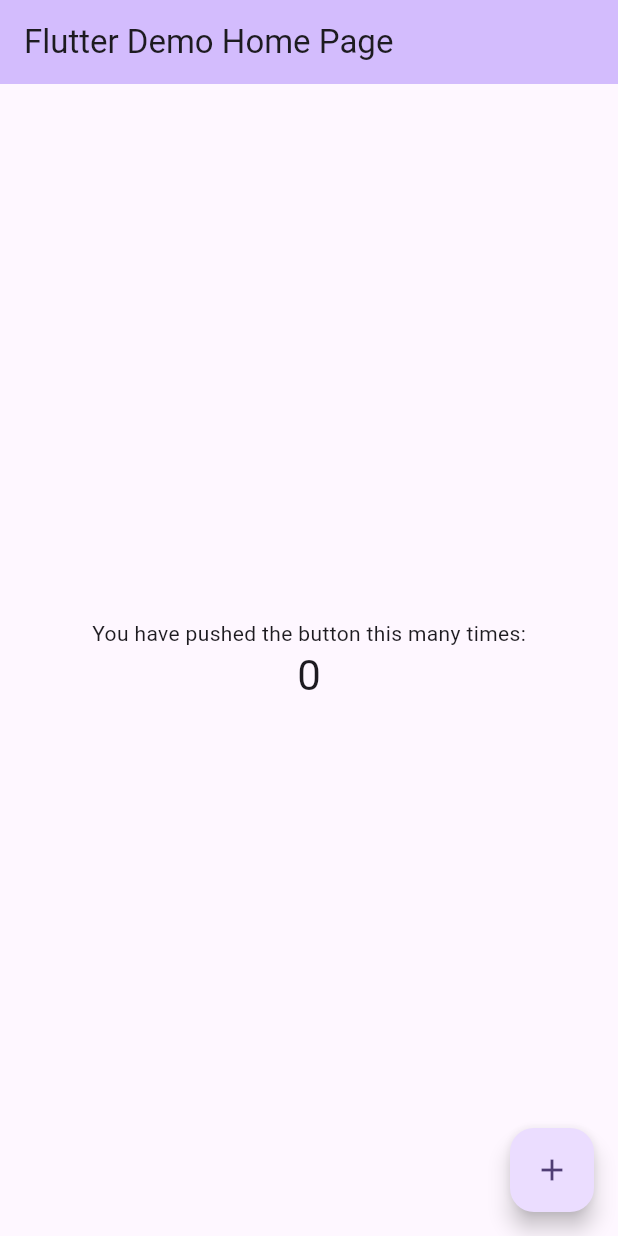
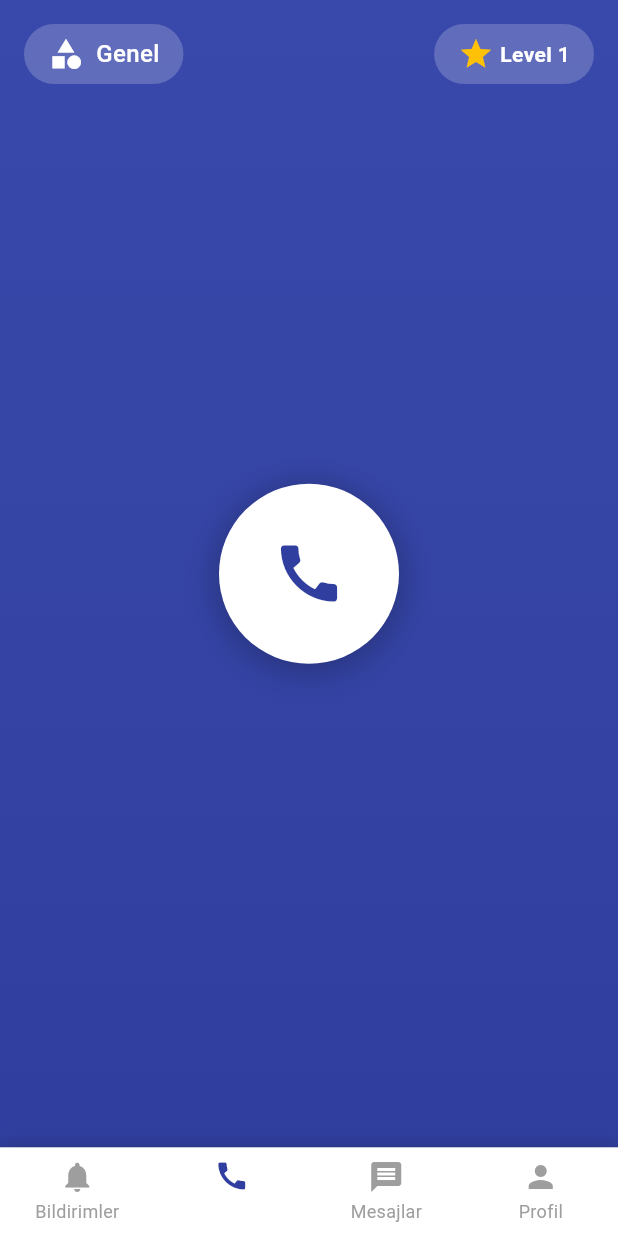
Before and after one commit to dogukantokgoz/random_match_mobile_app, a Flutter app: the screen it shows after launch, on a phone screen of 412 x 824 dp. Run offline on Flutter 3.47's test engine with Material 3 defaults, Android fonts, the phone set to English and light mode, and no system bars.

Commit message:
Add main call screen with navigation bar and UI elements

```diff
--- a/lib/main.dart
+++ b/lib/main.dart
@@ -1,4 +1,5 @@
 import 'package:flutter/material.dart';
+import 'screens/call_screen.dart';
 
 void main() {
   runApp(const MyApp());
@@ -11,7 +12,7 @@
   @override
   Widget build(BuildContext context) {
     return MaterialApp(
-      title: 'Flutter Demo',
+      title: 'Random Match',
       theme: ThemeData(
         // This is the theme of your application.
         //
@@ -28,10 +29,10 @@
         //
         // This works for code too, not just values: Most code changes can be
         // tested with just a hot reload.
-        colorScheme: ColorScheme.fromSeed(seedColor: Colors.deepPurple),
+        colorScheme: ColorScheme.fromSeed(seedColor: Colors.blue),
         useMaterial3: true,
       ),
-      home: const MyHomePage(title: 'Flutter Demo Home Page'),
+      home: const CallScreen(),
     );
   }
 }
--- /dev/null
+++ b/lib/screens/call_screen.dart
@@ -0,0 +1,166 @@
+import 'package:flutter/material.dart';
+
+class CallScreen extends StatefulWidget {
+  const CallScreen({super.key});
+
+  @override
+  State<CallScreen> createState() => _CallScreenState();
+}
+
+class _CallScreenState extends State<CallScreen> {
+  int _selectedIndex = 1; // Ana sayfa seçili olarak başlayacak
+
+  void _onItemTapped(int index) {
+    setState(() {
+      _selectedIndex = index;
+    });
+  }
+
+  @override
+  Widget build(BuildContext context) {
+    return Scaffold(
+      body: Container(
+        decoration: BoxDecoration(
+          gradient: LinearGradient(
+            begin: Alignment.topCenter,
+            end: Alignment.bottomCenter,
+            colors: [
+              Colors.indigo[600]!,
+              Colors.indigo[700]!,
+            ],
+          ),
+        ),
+        child: SafeArea(
+          child: Stack(
+            children: [
+              // Categories Button (Top Left)
+              Positioned(
+                left: 16,
+                top: 16,
+                child: Container(
+                  padding: const EdgeInsets.symmetric(horizontal: 16, vertical: 8),
+                  decoration: BoxDecoration(
+                    color: Colors.white.withOpacity(0.2),
+                    borderRadius: BorderRadius.circular(20),
+                  ),
+                  child: Row(
+                    mainAxisSize: MainAxisSize.min,
+                    children: [
+                      const Icon(
+                        Icons.category,
+                        color: Colors.white,
+                      ),
+                      const SizedBox(width: 8),
+                      const Text(
+                        'Genel',
+                        style: TextStyle(
+                          color: Colors.white,
+                          fontSize: 16,
+                          fontWeight: FontWeight.w500,
+                        ),
+                      ),
+                    ],
+                  ),
+                ),
+              ),
+
+              // Level Display (Top Right)
+              Positioned(
+                right: 16,
+                top: 16,
+                child: Container(
+                  padding: const EdgeInsets.symmetric(horizontal: 16, vertical: 8),
+                  decoration: BoxDecoration(
+                    color: Colors.white.withOpacity(0.2),
+                    borderRadius: BorderRadius.circular(20),
+                  ),
+                  child: const Row(
+                    mainAxisSize: MainAxisSize.min,
+                    children: [
+                      Icon(Icons.star, color: Colors.amber),
+                      SizedBox(width: 4),
+                      Text(
+                        'Level 1',
+                        style: TextStyle(
+                          color: Colors.white,
+                          fontWeight: FontWeight.bold,
+                        ),
+                      ),
+                    ],
+                  ),
+                ),
+              ),
+
+              // Center Call Button
+              Center(
+                child: GestureDetector(
+                  onTap: () {
+                    // TODO: Implement call functionality
+                  },
+                  child: Container(
+                    width: 120,
+                    height: 120,
+                    decoration: BoxDecoration(
+                      shape: BoxShape.circle,
+                      color: Colors.white,
+                      boxShadow: [
+                        BoxShadow(
+                          color: Colors.black.withOpacity(0.2),
+                          spreadRadius: 5,
+                          blurRadius: 15,
+                          offset: const Offset(0, 3),
+                        ),
+                      ],
+                    ),
+                    child: Icon(
+                      Icons.call,
+                      size: 50,
+                      color: Colors.indigo[700],
+                    ),
+                  ),
+                ),
+              ),
+            ],
+          ),
+        ),
+      ),
+      bottomNavigationBar: Container(
+        decoration: BoxDecoration(
+          boxShadow: [
+            BoxShadow(
+              color: Colors.black.withOpacity(0.1),
+              blurRadius: 10,
+              offset: const Offset(0, -5),
+            ),
+          ],
+        ),
+        child: BottomNavigationBar(
+          items: const <BottomNavigationBarItem>[
+            BottomNavigationBarItem(
+              icon: Icon(Icons.notifications),
+              label: 'Bildirimler',
+            ),
+            BottomNavigationBarItem(
+              icon: Icon(Icons.call),
+              label: '',
+            ),
+            BottomNavigationBarItem(
+              icon: Icon(Icons.message),
+              label: 'Mesajlar',
+            ),
+            BottomNavigationBarItem(
+              icon: Icon(Icons.person),
+              label: 'Profil',
+            ),
+          ],
+          currentIndex: _selectedIndex,
+          selectedItemColor: Colors.indigo[700],
+          unselectedItemColor: Colors.grey,
+          onTap: _onItemTapped,
+          type: BottomNavigationBarType.fixed,
+          backgroundColor: Colors.white,
+        ),
+      ),
+    );
+  }
+}
```
